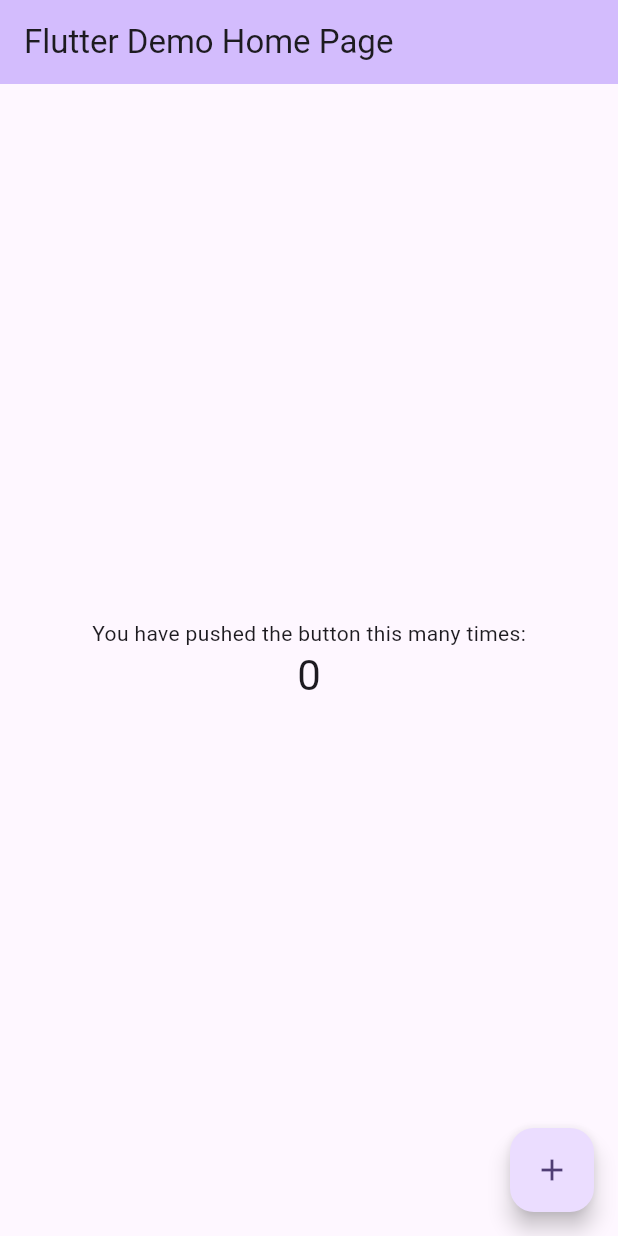
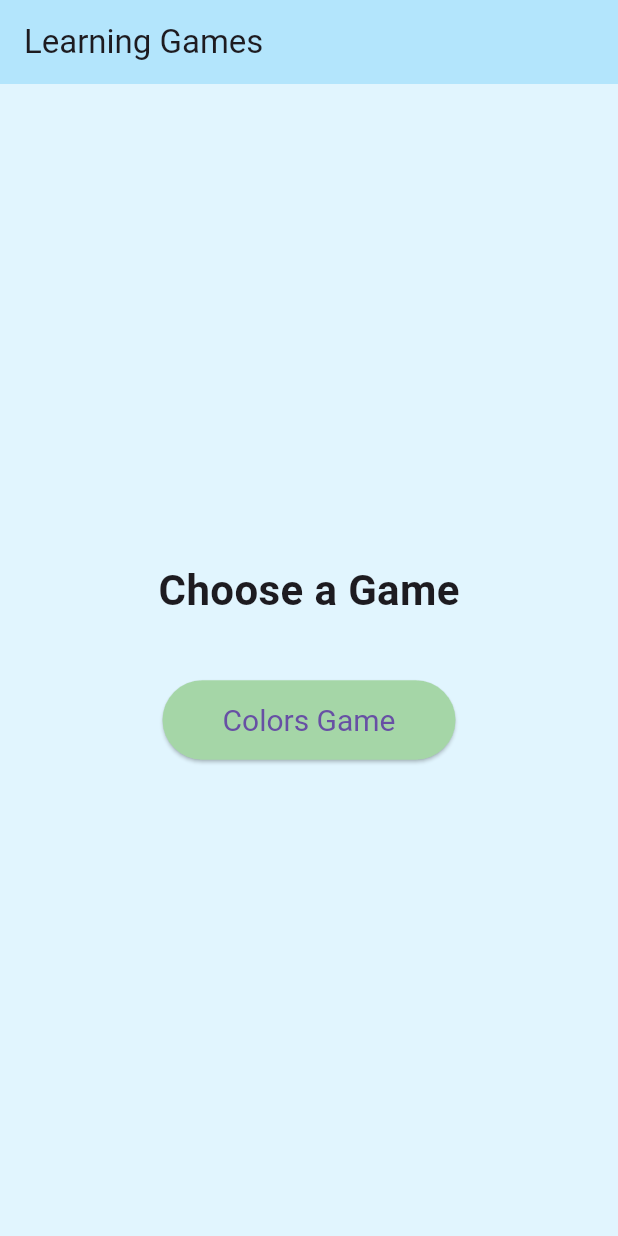
Before and after one commit to YounesMakhlouf/PFA, a Flutter app: the screen it shows after launch, on a phone screen of 412 x 824 dp. Run offline on Flutter 3.47's test engine with Material 3 defaults, Android fonts, the phone set to English and light mode, and no system bars; Roboto replaces fonts that are missing (Arial).

Commit message:
feat: add colors game and update build configurations
- Introduced a new colors game to help users learn colors in English and Arabic
- Updated Android build configurations to use Gradle 8.13 and Java 11
- Modified VS Code settings for better project setup

```diff
--- a/lib/main.dart
+++ b/lib/main.dart
@@ -1,125 +1,75 @@
 import 'package:flutter/material.dart';
+import 'games/colors_game.dart';
 
 void main() {
   runApp(const MyApp());
 }
 
 class MyApp extends StatelessWidget {
-  const MyApp({super.key});
+  const MyApp({Key? key}) : super(key: key);
 
-  // This widget is the root of your application.
   @override
   Widget build(BuildContext context) {
     return MaterialApp(
-      title: 'Flutter Demo',
+      title: 'Autism Learning App',
+      debugShowCheckedModeBanner: false,
       theme: ThemeData(
-        // This is the theme of your application.
-        //
-        // TRY THIS: Try running your application with "flutter run". You'll see
-        // the application has a purple toolbar. Then, without quitting the app,
-        // try changing the seedColor in the colorScheme below to Colors.green
-        // and then invoke "hot reload" (save your changes or press the "hot
-        // reload" button in a Flutter-supported IDE, or press "r" if you used
-        // the command line to start the app).
-        //
-        // Notice that the counter didn't reset back to zero; the application
-        // state is not lost during the reload. To reset the state, use hot
-        // restart instead.
-        //
-        // This works for code too, not just values: Most code changes can be
-        // tested with just a hot reload.
-        colorScheme: ColorScheme.fromSeed(seedColor: Colors.deepPurple),
-        useMaterial3: true,
+        primarySwatch: Colors.blue,
+        visualDensity: VisualDensity.adaptivePlatformDensity,
+        fontFamily: 'Arial',// Simple, clear font for readability
       ),
-      home: const MyHomePage(title: 'Flutter Demo Home Page'),
+      home: const HomePage(),
     );
   }
 }
 
-class MyHomePage extends StatefulWidget {
-  const MyHomePage({super.key, required this.title});
-
-  // This widget is the home page of your application. It is stateful, meaning
-  // that it has a State object (defined below) that contains fields that affect
-  // how it looks.
-
-  // This class is the configuration for the state. It holds the values (in this
-  // case the title) provided by the parent (in this case the App widget) and
-  // used by the build method of the State. Fields in a Widget subclass are
-  // always marked "final".
-
-  final String title;
-
-  @override
-  State<MyHomePage> createState() => _MyHomePageState();
-}
-
-class _MyHomePageState extends State<MyHomePage> {
-  int _counter = 0;
-
-  void _incrementCounter() {
-    setState(() {
-      // This call to setState tells the Flutter framework that something has
-      // changed in this State, which causes it to rerun the build method below
-      // so that the display can reflect the updated values. If we changed
-      // _counter without calling setState(), then the build method would not be
-      // called again, and so nothing would appear to happen.
-      _counter++;
-    });
-  }
+class HomePage extends StatelessWidget {
+  const HomePage({Key? key}) : super(key: key);
 
   @override
   Widget build(BuildContext context) {
-    // This method is rerun every time setState is called, for instance as done
-    // by the _incrementCounter method above.
-    //
-    // The Flutter framework has been optimized to make rerunning build methods
-    // fast, so that you can just rebuild anything that needs updating rather
-    // than having to individually change instances of widgets.
     return Scaffold(
       appBar: AppBar(
-        // TRY THIS: Try changing the color here to a specific color (to
-        // Colors.amber, perhaps?) and trigger a hot reload to see the AppBar
-        // change color while the other colors stay the same.
-        backgroundColor: Theme.of(context).colorScheme.inversePrimary,
-        // Here we take the value from the MyHomePage object that was created by
-        // the App.build method, and use it to set our appbar title.
-        title: Text(widget.title),
+        title: const Text('Learning Games'),
+        backgroundColor: Colors.lightBlue[100],
       ),
-      body: Center(
-        // Center is a layout widget. It takes a single child and positions it
-        // in the middle of the parent.
+      body: Container(
+        color: Colors.lightBlue[50],
+        child: Center(
           child: Column(
-          // Column is also a layout widget. It takes a list of children and
-          // arranges them vertically. By default, it sizes itself to fit its
-          // children horizontally, and tries to be as tall as its parent.
-          //
-          // Column has various properties to control how it sizes itself and
-          // how it positions its children. Here we use mainAxisAlignment to
-          // center the children vertically; the main axis here is the vertical
-          // axis because Columns are vertical (the cross axis would be
-          // horizontal).
-          //
-          // TRY THIS: Invoke "debug painting" (choose the "Toggle Debug Paint"
-          // action in the IDE, or press "p" in the console), to see the
-          // wireframe for each widget.
             mainAxisAlignment: MainAxisAlignment.center,
-          children: <Widget>[
+            children: [
               const Text(
-              'You have pushed the button this many times:',
+                'Choose a Game',
+                style: TextStyle(
+                  fontSize: 28,
+                  fontWeight: FontWeight.bold,
                 ),
-            Text(
-              '$_counter',
-              style: Theme.of(context).textTheme.headlineMedium,
               ),
+              const SizedBox(height: 40),
+
+              // Game selection buttons
+              ElevatedButton(
+                onPressed: () {
+                  Navigator.push(
+                    context,
+                    MaterialPageRoute(builder: (context) => const ColorsGame()),
+                  );
+                },
+                style: ElevatedButton.styleFrom(
+                  backgroundColor: Colors.green[200],
+                  padding:
+                      const EdgeInsets.symmetric(horizontal: 40, vertical: 15),
+                  textStyle: const TextStyle(fontSize: 20),
+                ),
+                child: const Text('Colors Game'),
+              ),
+
+              // More game buttons can be added here
             ],
           ),
         ),
-      floatingActionButton: FloatingActionButton(
-        onPressed: _incrementCounter,
-        tooltip: 'Increment',
-        child: const Icon(Icons.add),
-      ), // This trailing comma makes auto-formatting nicer for build methods.
+      ),
     );
   }
 }
```
Also changed, not shown: lib/games/colors_game.dart (added, +147 -0 lines), 5 other files. Lines whose indentation alone changed are shown as unchanged.
